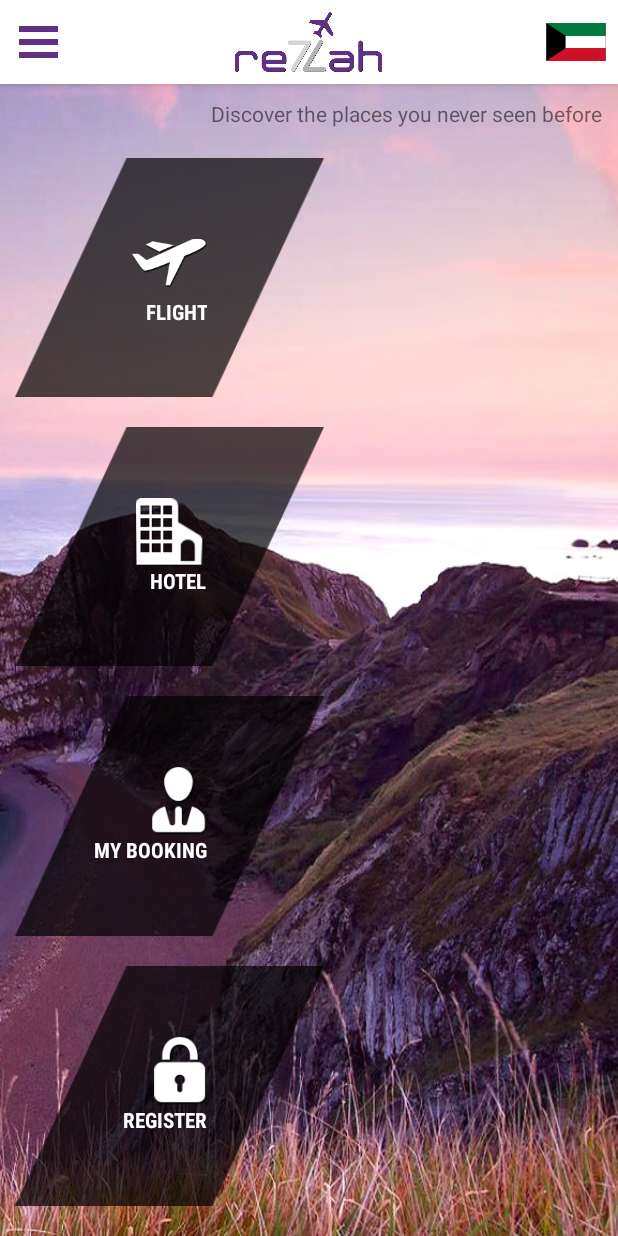
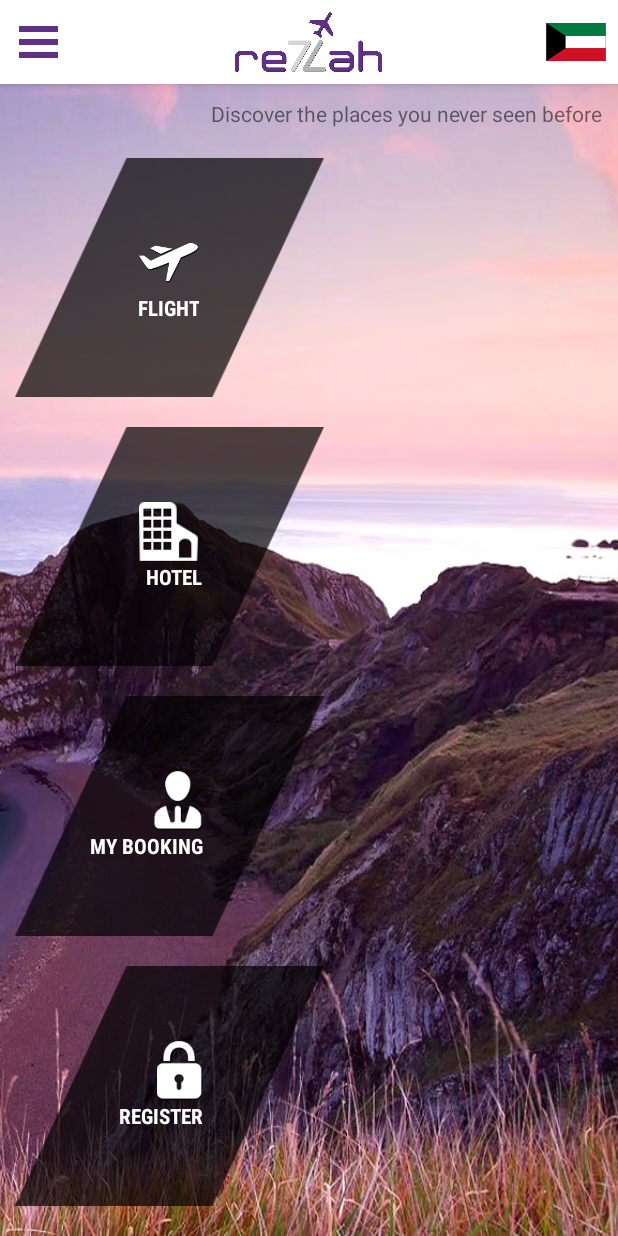
Before and after one commit to CaxitaAndroidApps/Re7Lah, an Android app: the MenuSelectionAcitivity screen opened directly, with no data from a screen before it, on a phone screen of 412 x 824 dp. Run offline under Robolectric (Android 15) with nearby library versions, the phone set to English and light mode, and no system bars.

Commit message:
Multi dex support. Text updations. Splash screen and Home screen design changes. Home page delay handling.

```diff
--- a/re7Lah/build.gradle
+++ b/re7Lah/build.gradle
@@ -11,6 +11,7 @@ android {
         compileOptions {
             sourceCompatibility JavaVersion.VERSION_1_7
             targetCompatibility JavaVersion.VERSION_1_7
+            multiDexEnabled true
         }
     }
 
@@ -25,4 +26,5 @@ android {
 dependencies {
     compile project(':library_modified')
     compile 'com.android.support:appcompat-v7:23.4.0'
+    compile 'com.android.support:multidex:1.0.1'
 }
--- a/re7Lah/src/main/java/com/travel/re7lah/CommonFunctions.java
+++ b/re7Lah/src/main/java/com/travel/re7lah/CommonFunctions.java
@@ -20,9 +20,9 @@ public class CommonFunctions {
 	public static String strCurrency = "KWD";
     private Context _context;
 //    public static String main_url = "http://192.168.1.100/Bonvoyage/";
-//    public static String main_url = "http://113.193.253.130/Bonvoyage/";
+    public static String main_url = "http://113.193.253.130/Bonvoyage/";
 //    public static String main_url = "http://re7lah.caxita.ca/";
-    public static String main_url = "http://www.re7lah.com/";
+//    public static String main_url = "http://www.re7lah.com/";
 
     public CommonFunctions(Context context){
         this._context = context;
--- a/re7Lah/src/main/java/com/travel/re7lah/MenuSelectionAcitivity.java
+++ b/re7Lah/src/main/java/com/travel/re7lah/MenuSelectionAcitivity.java
@@ -60,6 +60,9 @@ public class MenuSelectionAcitivity extends Activity {
 		super.onCreate(savedInstanceState);
 		cf = new CommonFunctions(this);
 		loadLocale();
+		setContentView(R.layout.activity_main_selection);
+		loadAppBar();
+		addListItems();
 
 		lan = CommonFunctions.lang;
 
@@ -117,6 +120,9 @@ public class MenuSelectionAcitivity extends Activity {
 		if(!lan.equalsIgnoreCase(CommonFunctions.lang)) {
 			loadLocale();
 			lan = CommonFunctions.lang;
+			setContentView(R.layout.activity_main_selection);
+			loadAppBar();
+			addListItems();
 		}
 		super.onRestart();
 	}
@@ -342,9 +348,6 @@ public class MenuSelectionAcitivity extends Activity {
 			this.getBaseContext().getResources().updateConfiguration(config, this.getBaseContext().getResources().getDisplayMetrics());
 			CommonFunctions.lang = "en";
 		}
-		setContentView(R.layout.activity_main_selection);
-		loadAppBar();
-		addListItems();
 	}
 
 	public void changeLang(String lang) {
--- a/re7Lah/src/main/res/drawable/submit_button.xml
+++ b/re7Lah/src/main/res/drawable/submit_button.xml
@@ -4,9 +4,6 @@
     <item android:state_pressed="false">
 	    <shape
 		    android:shape="rectangle"   >
-
-	        <corners
-	            android:radius="10dp" />
 
 	        <gradient
 		        android:angle="90"
@@ -21,9 +18,6 @@
 	    <shape
 		    android:shape="rectangle"   >
 
-	        <corners
-	            android:radius="10dp" />
-
 	        <gradient
 		        android:angle="90"
 		        android:endColor="#8341B4"
--- a/re7Lah/src/main/res/layout/activity_main_selection.xml
+++ b/re7Lah/src/main/res/layout/activity_main_selection.xml
@@ -2,25 +2,25 @@
     android:id="@+id/drawer_layout"
     android:layout_width="match_parent"
     android:layout_height="match_parent"
-    android:background="@drawable/ic_background" >
+    android:background="@drawable/ic_background">
 
     <!-- Framelayout to display Fragments -->
 
     <FrameLayout
         android:layout_width="match_parent"
-        android:layout_height="match_parent" >
+        android:layout_height="match_parent">
 
         <LinearLayout
             android:layout_width="match_parent"
             android:layout_height="match_parent"
-            android:orientation="vertical" >
+            android:orientation="vertical">
 
             <LinearLayout
                 android:layout_width="match_parent"
                 android:layout_height="wrap_content"
                 android:gravity="right|end"
                 android:orientation="vertical"
-                android:padding="10dp" >
+                android:padding="10dp">
 
                 <TextView
                     android:id="@+id/textView1"
@@ -35,13 +35,13 @@
                 android:layout_height="0dp"
                 android:layout_weight="1"
                 android:paddingBottom="10dp"
-                android:weightSum="2" >
+                android:weightSum="2">
 
                 <LinearLayout
                     android:layout_width="0dp"
                     android:layout_height="match_parent"
                     android:layout_weight="1.1"
-                    android:orientation="vertical" >
+                    android:orientation="vertical">
 
                     <LinearLayout
                         android:layout_width="match_parent"
@@ -50,19 +50,19 @@
                         android:layout_weight="1"
                         android:background="@drawable/ic_btn_background"
                         android:gravity="center"
-                        android:orientation="vertical" >
+                        android:orientation="vertical">
 
                         <RelativeLayout
                             android:id="@+id/rl_flight"
                             android:layout_width="match_parent"
                             android:layout_height="wrap_content"
                             android:clickable="true"
-                            android:onClick="clicker" >
+                            android:onClick="clicker">
 
                             <ImageView
                                 android:id="@+id/iv_flight"
-                                android:layout_width="50dp"
-                                android:layout_height="45dp"
+                                android:layout_width="40dp"
+                                android:layout_height="40dp"
                                 android:layout_centerHorizontal="true"
                                 android:src="@drawable/ic_flight" />
 
@@ -88,19 +88,19 @@
                         android:layout_weight="1"
                         android:background="@drawable/ic_btn_background"
                         android:gravity="center"
-                        android:orientation="vertical" >
+                        android:orientation="vertical">
 
                         <RelativeLayout
                             android:id="@+id/rl_hotel"
                             android:layout_width="match_parent"
                             android:layout_height="wrap_content"
                             android:clickable="true"
-                            android:onClick="clicker" >
+                            android:onClick="clicker">
 
                             <ImageView
                                 android:id="@+id/iv_hotel"
-                                android:layout_width="50dp"
-                                android:layout_height="45dp"
+                                android:layout_width="45dp"
+                                android:layout_height="40dp"
                                 android:layout_centerHorizontal="true"
                                 android:src="@drawable/ic_hotel" />
 
@@ -126,19 +126,19 @@
                         android:layout_weight="1"
                         android:background="@drawable/ic_btn_background"
                         android:gravity="center"
-                        android:orientation="vertical" >
+                        android:orientation="vertical">
 
                         <RelativeLayout
                             android:id="@+id/rl_booking"
                             android:layout_width="match_parent"
                             android:layout_height="wrap_content"
                             android:clickable="true"
-                            android:onClick="clicker" >
+                            android:onClick="clicker">
 
                             <ImageView
                                 android:id="@+id/iv_booking"
-                                android:layout_width="50dp"
-                                android:layout_height="45dp"
+                                android:layout_width="45dp"
+                                android:layout_height="40dp"
                                 android:layout_centerHorizontal="true"
                                 android:scaleType="fitEnd"
                                 android:src="@drawable/ic_mybooking" />
@@ -165,19 +165,19 @@
                         android:layout_weight="1"
                         android:background="@drawable/ic_btn_background"
                         android:gravity="center"
-                        android:orientation="vertical" >
+                        android:orientation="vertical">
 
                         <RelativeLayout
                             android:id="@+id/rl_register"
                             android:layout_width="match_parent"
                             android:layout_height="wrap_content"
                             android:clickable="true"
-                            android:onClick="clicker" >
+                            android:onClick="clicker">
 
                             <ImageView
                                 android:id="@+id/iv_register"
-                                android:layout_width="50dp"
-                                android:layout_height="45dp"
+                                android:layout_width="45dp"
+                                android:layout_height="40dp"
                                 android:layout_centerHorizontal="true"
                                 android:scaleType="fitEnd"
                                 android:src="@drawable/ic_register" />
@@ -208,7 +208,7 @@
         android:layout_width="match_parent"
         android:layout_height="match_parent"
         android:layout_gravity="start"
-        android:orientation="vertical" >
+        android:orientation="vertical">
 
         <ListView
             android:id="@+id/list_slidermenu"
--- a/re7Lah/src/main/res/values/strings.xml
+++ b/re7Lah/src/main/res/values/strings.xml
@@ -119,8 +119,8 @@
     <string name="adult_nos">No. of adults</string>
     <string name="child_nos">No. of Child(ren)</string>
     <string name="guests">Guests,</string>
-    <string name="child1_age">Child 1 Age : </string>
-    <string name="child2_age">Child 2 Age : </string>
+    <string name="child1_age">Child 1 Age</string>
+    <string name="child2_age">Child 2 Age</string>
     <string name="child3_age">Age of Child 3</string>
     <string name="child4_age">Age of Child 4</string>
     <string name="search_city_hotel">Search for a Hotel</string>
```
Also changed, not shown: re7Lah/src/main/AndroidManifest.xml (+10 -8 lines), re7Lah/src/main/java/com/travel/re7lah/MainActivity.java (+71 -9 lines), re7Lah/src/main/java/com/travel/re7lah/ThisApplication.java (added, +15 -0 lines), re7Lah/src/main/res/layout/activity_main.xml (+5 -4 lines), 124 other files.
